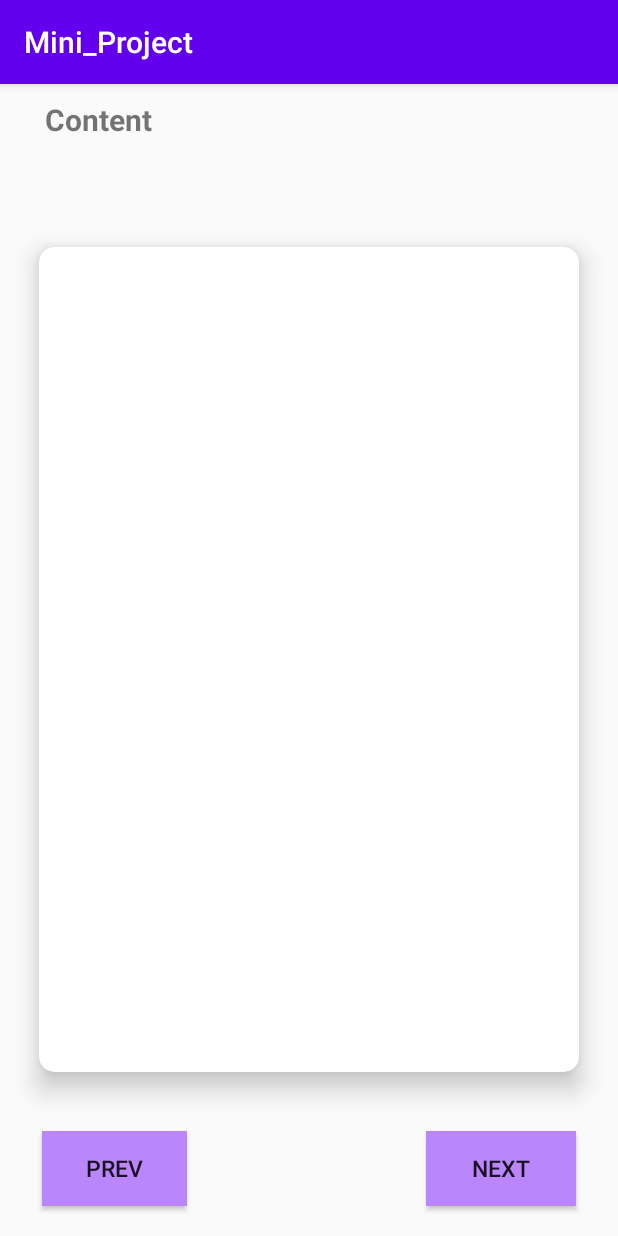
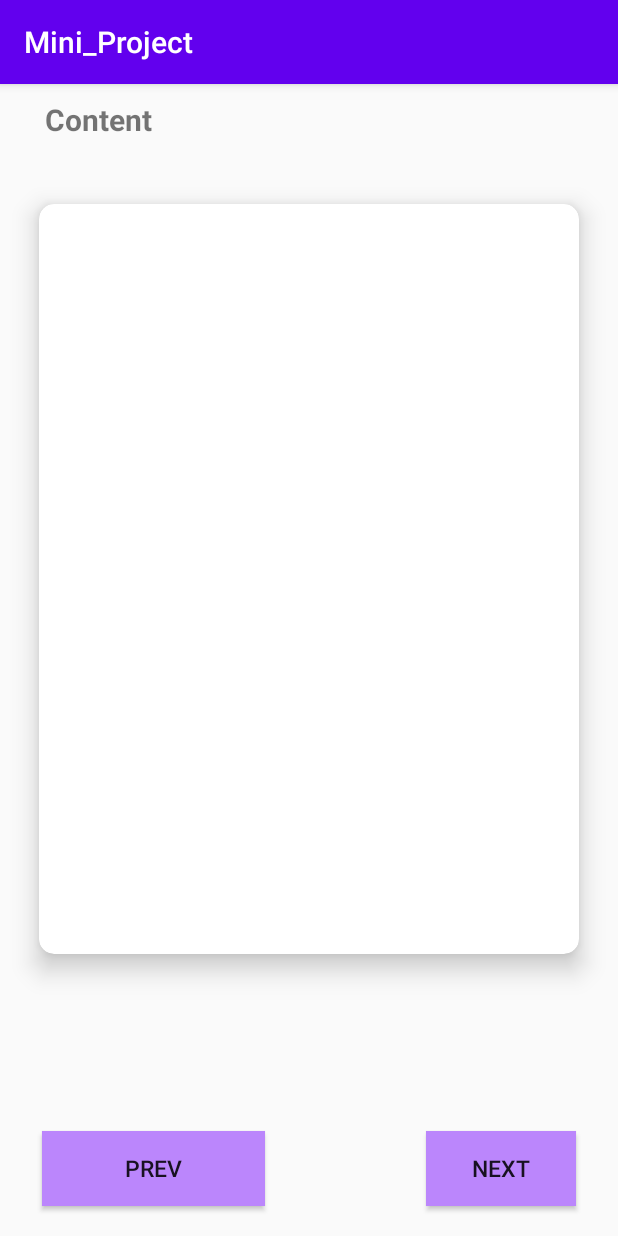
Before and after one commit to Maulikatgit/Android-Learn, an Android app: the ch1 screen opened directly, with no data from a screen before it, on a phone screen of 412 x 824 dp. Run offline under Robolectric (Android 15) with nearby library versions, the phone set to English and light mode, and no system bars.

Commit message:
Minor Bug fixed

```diff
--- a/app/src/main/res/layout/activity_ch1.xml
+++ b/app/src/main/res/layout/activity_ch1.xml
@@ -20,9 +20,11 @@
 
     <androidx.cardview.widget.CardView
         android:layout_width="360dp"
-        android:layout_height="550dp"
-        android:layout_centerVertical="true"
+        android:layout_height="500dp"
         android:layout_centerHorizontal="true"
+        android:layout_marginLeft="25dp"
+        android:layout_marginTop="80dp"
+        android:layout_marginRight="25dp"
         app:cardCornerRadius="10dp"
         app:cardElevation="10dp"
         />
@@ -45,7 +47,7 @@
         android:layout_alignParentEnd="true"
         android:layout_alignParentBottom="true"
         android:layout_marginStart="28dp"
-        android:layout_marginEnd="287dp"
+        android:layout_marginEnd="235dp"
         android:layout_marginBottom="20dp"
         android:background="@color/purple_200"
         android:text="Prev"
```
